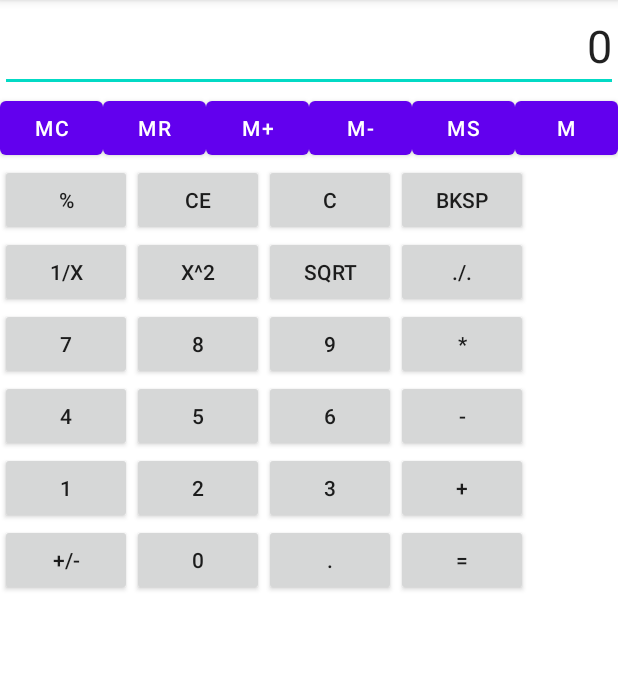
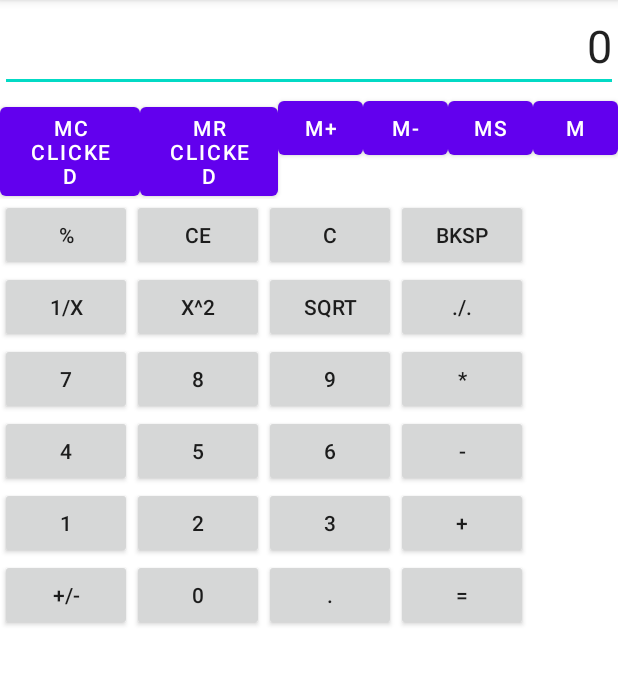
Before and after one commit to baothi250501/Project_App_19TN, an Android app: the screen it shows after launch (MainActivity), after a tap on "MR", on a phone screen of 412 x 824 dp, the part 84-769 px from its top. Run offline under Robolectric (Android 15) with nearby library versions, the phone set to English and light mode, and no system bars; 2 other taps on this screen came first.

Commit message:
Update onclick

```diff
--- a/CalculatorApp/app/src/main/java/com/example/week1app/MainActivity.java
+++ b/CalculatorApp/app/src/main/java/com/example/week1app/MainActivity.java
@@ -4,11 +4,18 @@ import androidx.appcompat.app.AppCompatActivity;
 
 import android.os.Bundle;
 import android.view.LayoutInflater;
+import android.view.View;
 import android.widget.Button;
 import android.widget.LinearLayout;
 
 public class MainActivity extends AppCompatActivity {
 
+    private View.OnClickListener helper = new View.OnClickListener(){
+        @Override
+        public void onClick(View v) {
+            ((Button) v).setText("Clicked!");
+        }
+    };
     @Override
     protected void onCreate(Bundle savedInstanceState) {
         super.onCreate(savedInstanceState);
@@ -57,6 +64,8 @@ public class MainActivity extends AppCompatActivity {
         Button button = new Button(this);
         button.setText(label);
         button.setId(id);
+
+        button.setOnClickListener(helper);
         return button;
     }
 
@@ -74,4 +83,12 @@ public class MainActivity extends AppCompatActivity {
         linearLayout.setId(id);
         return linearLayout;
     }
+
+    public void onNhanNutMC(View view){
+        Button btn = (Button)view;
+        if (btn.getId()==R.id.buttonMC)
+            btn.setText("MC Clicked");
+        else if (btn.getId()==R.id.buttonMR)
+            btn.setText("MR Clicked");
+    }
 }
```
